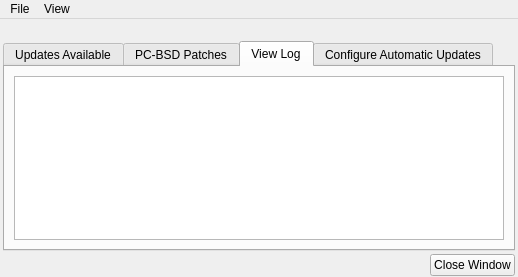
This is src-qt5/pc-updategui/mainUI.ui in trueos/pcbsd as Qt 5 draws it before an edit. The edited form follows.
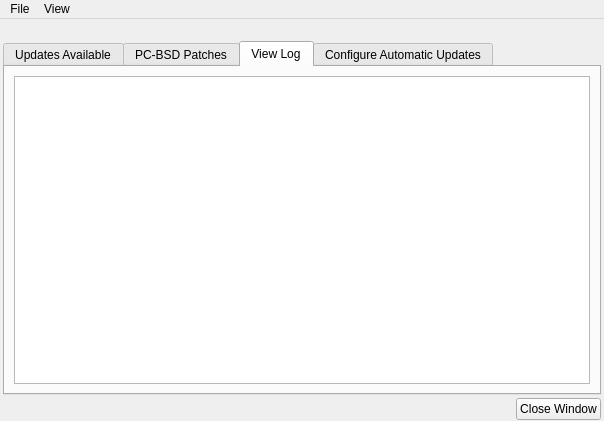
This is the edited form. Icons and pictures are not drawn.

Diff of the .ui file:
```diff
--- a/src-qt5/pc-updategui/mainUI.ui
+++ b/src-qt5/pc-updategui/mainUI.ui
@@ -6,8 +6,8 @@
    <rect>
     <x>0</x>
     <y>0</y>
-    <width>518</width>
-    <height>277</height>
+    <width>604</width>
+    <height>421</height>
    </rect>
   </property>
   <property name="windowTitle">
@@ -360,8 +360,8 @@
     <rect>
      <x>0</x>
      <y>0</y>
-     <width>518</width>
-     <height>19</height>
+     <width>604</width>
+     <height>25</height>
     </rect>
    </property>
    <widget class="QMenu" name="menuFile">
```
Left out of the diff: 13 changed lines with no effect on the pictures.
